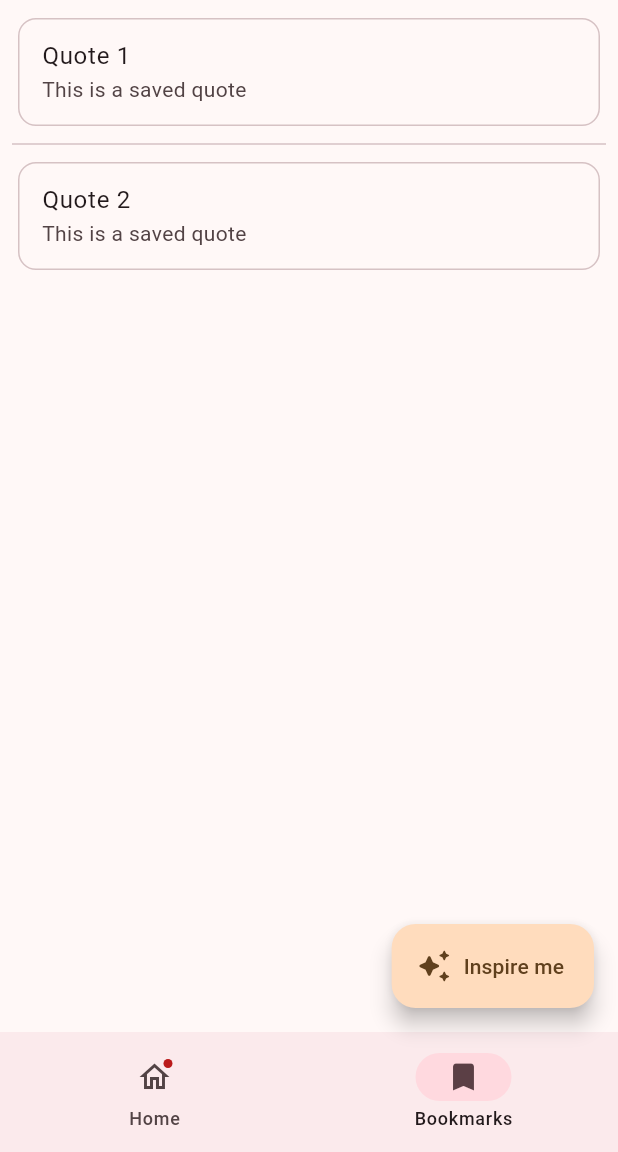
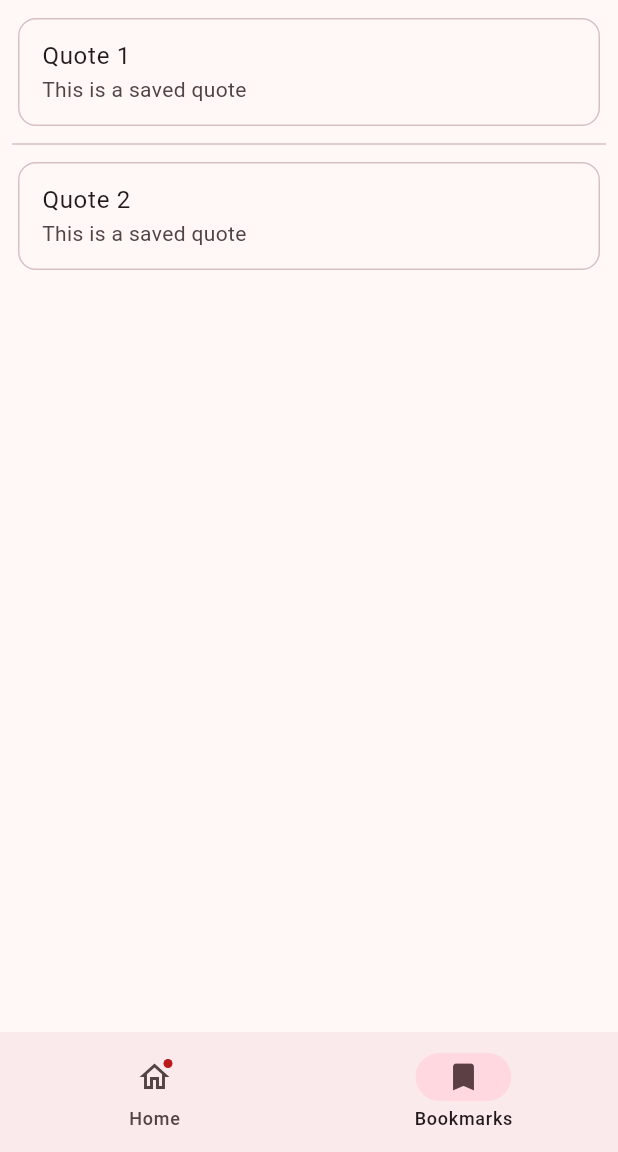
Before and after one commit to srinu2003/quote_of_the_day, a Flutter app: the screen it shows after launch, item 2 of the bottom bar chosen, on a phone screen of 412 x 824 dp, the part 84-1236 px from its top. Run offline on Flutter 3.47's test engine with Material 3 defaults, Android fonts, the phone set to English and light mode, and no system bars; our stand-ins replace google_fonts.

Commit message:
chore: Update QuoteOfTheDay widget with conditional rendering of FloatingActionButton
This commit updates the QuoteOfTheDay widget to conditionally render the FloatingActionButton based on the currentPageIndex. If the currentPageIndex is 0, the FloatingActionButton with the label "Inspire me" is displayed, allowing users to refresh the quote. This change improves the user experience by providing a relevant action button only when needed.

```diff
--- a/lib/main.dart
+++ b/lib/main.dart
@@ -38,6 +38,8 @@ class QuoteOfTheDay extends StatefulWidget {
 class _QuoteOfTheDayState extends State<QuoteOfTheDay> {
   int currentPageIndex = 0;
   bool? saveSelected = false;
+  // ignore: unused_field
+  final bool _enableFAB = false;
 
   // ignore: unused_element
   void _changeQuote() {
@@ -88,7 +90,8 @@ class _QuoteOfTheDayState extends State<QuoteOfTheDay> {
           ),
         ],
       ),
-      floatingActionButton: FloatingActionButton.extended(
+      floatingActionButton: currentPageIndex == 0
+          ? FloatingActionButton.extended(
               label: const Text('Inspire me'), // for Extended FAB
               backgroundColor: theme.tertiaryContainer,
               foregroundColor: theme.onTertiaryContainer,
@@ -96,7 +99,9 @@ class _QuoteOfTheDayState extends State<QuoteOfTheDay> {
               tooltip: 'Refresh',
               icon: const Icon(Icons.auto_awesome_rounded), // for Extended FAB
               // child: const Icon(Icons.refresh_rounded),
-      ),
+            )
+          : null,
+      floatingActionButtonAnimator: FloatingActionButtonAnimator.scaling,
       body: <Widget>[
         /// Quote of the day Home Page
 
```
Lines whose indentation alone changed are shown as unchanged.
